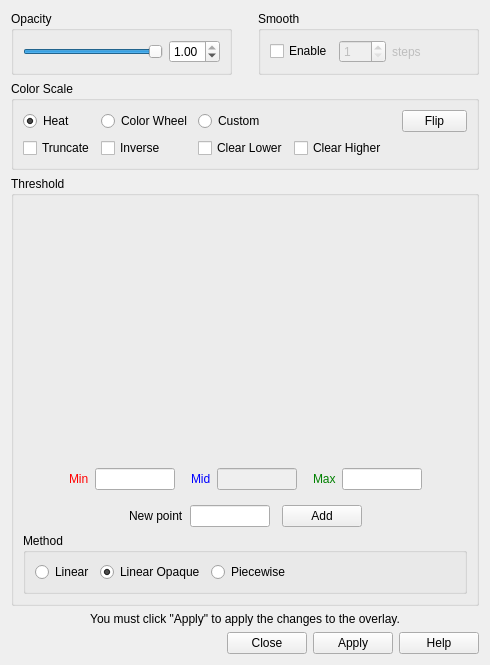
freesurfer/freesurfer, file freeview/WindowConfigureOverlay.ui: the form before one commit.
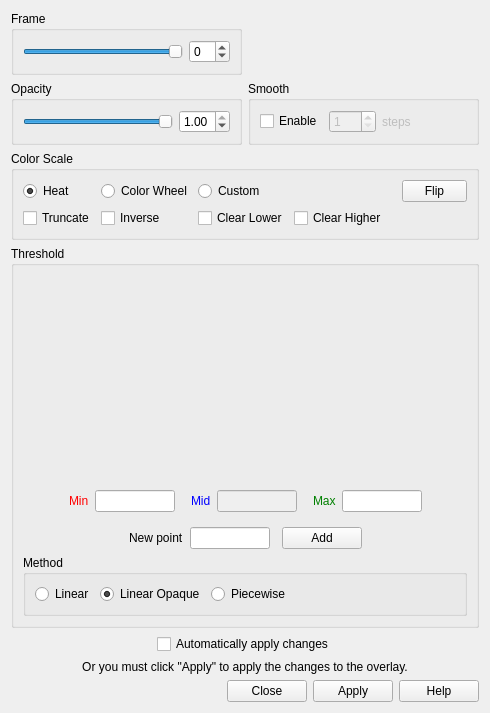
The form after the commit. Custom widgets are drawn as their Qt base class.

What changed in the file:
```diff
--- a/freeview/WindowConfigureOverlay.ui
+++ b/freeview/WindowConfigureOverlay.ui
@@ -15,17 +15,14 @@
   </property>
   <layout class="QVBoxLayout" name="verticalLayout_2">
    <item>
-    <layout class="QHBoxLayout" name="horizontalLayout_4">
-     <property name="spacing">
-      <number>26</number>
-     </property>
+    <layout class="QGridLayout" name="gridLayout_2">
      <property name="leftMargin">
       <number>0</number>
      </property>
      <property name="topMargin">
       <number>0</number>
      </property>
-     <item>
+     <item row="1" column="0">
       <widget class="QGroupBox" name="groupBox">
        <property name="title">
         <string>Opacity</string>
@@ -60,7 +57,7 @@
        </layout>
       </widget>
      </item>
-     <item>
+     <item row="1" column="1">
       <widget class="QGroupBox" name="groupBox_5">
        <property name="title">
         <string>Smooth</string>
@@ -112,6 +109,35 @@
        </layout>
       </widget>
      </item>
+     <item row="0" column="0">
+      <widget class="QGroupBox" name="groupBoxFrame">
+       <property name="title">
+        <string>Frame</string>
+       </property>
+       <layout class="QHBoxLayout" name="horizontalLayout_4">
+        <item>
+         <widget class="QSlider" name="sliderFrame">
+          <property name="maximum">
+           <number>100</number>
+          </property>
+          <property name="value">
+           <number>100</number>
+          </property>
+          <property name="orientation">
+           <enum>Qt::Horizontal</enum>
+          </property>
+         </widget>
+        </item>
+        <item>
+         <widget class="QSpinBox" name="spinBoxFrame">
+          <property name="wrapping">
+           <bool>true</bool>
+          </property>
+         </widget>
+        </item>
+       </layout>
+      </widget>
+     </item>
     </layout>
    </item>
    <item>
@@ -479,10 +505,50 @@
      </layout>
     </widget>
    </item>
+   <item>
+    <layout class="QHBoxLayout" name="horizontalLayout_7">
+     <property name="topMargin">
+      <number>0</number>
+     </property>
+     <item>
+      <spacer name="horizontalSpacer_11">
+       <property name="orientation">
+        <enum>Qt::Horizontal</enum>
+       </property>
+       <property name="sizeHint" stdset="0">
+        <size>
+         <width>5</width>
+         <height>5</height>
+        </size>
+       </property>
+      </spacer>
+     </item>
+     <item>
+      <widget class="QCheckBox" name="checkBoxAutoApply">
+       <property name="text">
+        <string>Automatically apply changes</string>
+       </property>
+      </widget>
+     </item>
+     <item>
+      <spacer name="horizontalSpacer_7">
+       <property name="orientation">
+        <enum>Qt::Horizontal</enum>
+       </property>
+       <property name="sizeHint" stdset="0">
+        <size>
+         <width>5</width>
+         <height>5</height>
+        </size>
+       </property>
+      </spacer>
+     </item>
+    </layout>
+   </item>
    <item>
     <widget class="QLabel" name="label_4">
      <property name="text">
-      <string>You must click &quot;Apply&quot; to apply the changes to the overlay.</string>
+      <string>Or you must click &quot;Apply&quot; to apply the changes to the overlay.</string>
      </property>
      <property name="alignment">
       <set>Qt::AlignCenter</set>
```
Left out of the diff: 205 changed lines with no effect on the pictures.
